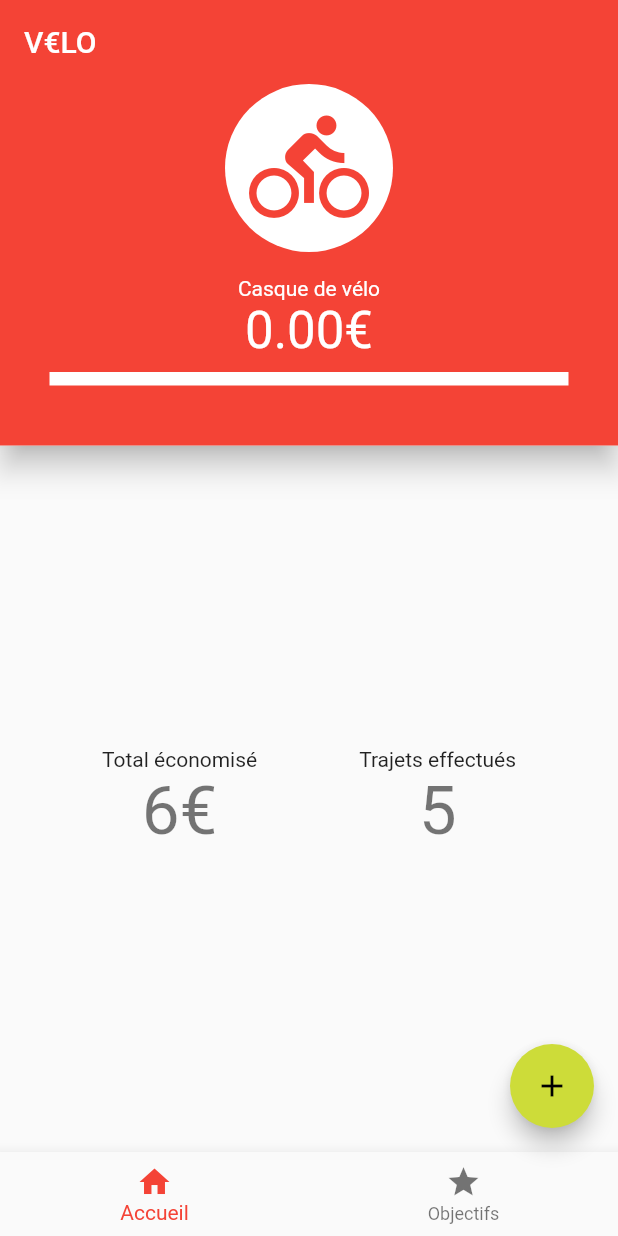
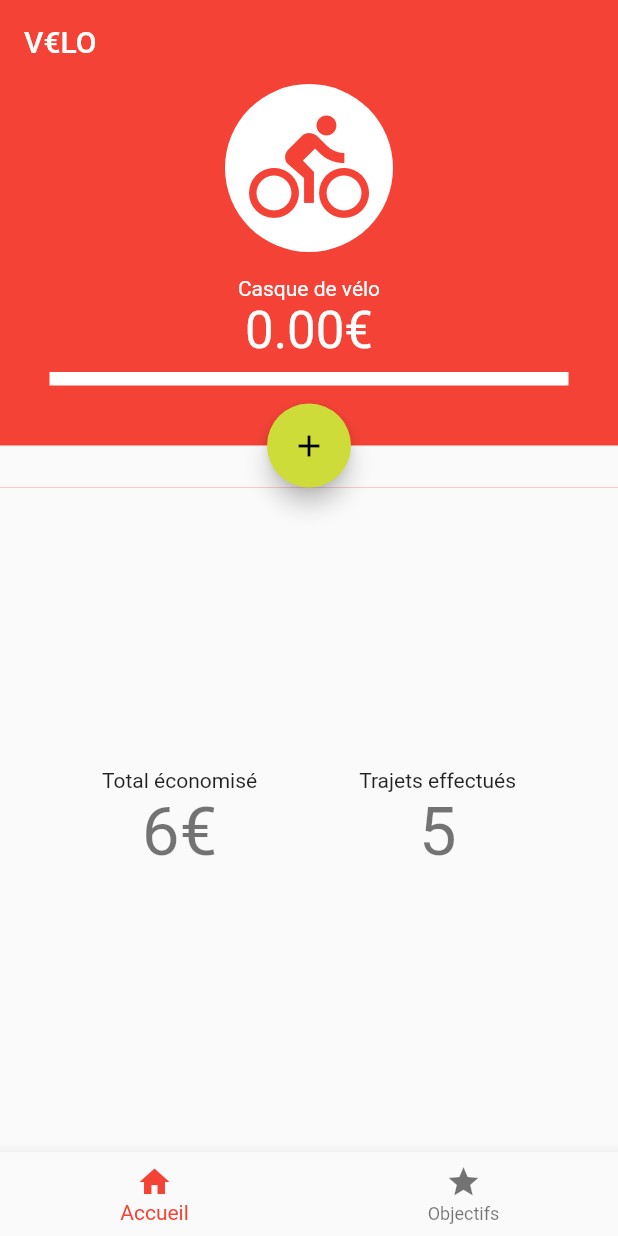
Before and after one commit to Neamar/v-lo, a Flutter app: the screen it shows after launch, on a phone screen of 412 x 824 dp. Run offline on Flutter 3.47's test engine with Material 2 defaults, Android fonts, the phone set to English and light mode, and no system bars; drawn by our look-alikes of percent_indicator.

Commit message:
Integrate FAB in main activity

```diff
--- a/lib/home.dart
+++ b/lib/home.dart
@@ -61,10 +61,12 @@ class _HomePageState extends State<HomePage> {
     return Center(
       child: Column(
         children: <Widget>[
-          Material(
-            elevation: 8.0,
-            child: Container(
-              color: Colors.red,
+          new Stack(
+            overflow: Overflow.visible,
+            alignment: new FractionalOffset(.5, 1.0),
+            children: [
+              Container(
+                color: Theme.of(context).primaryColor,
                 child: Column(
                   children: <Widget>[
                     Container(
@@ -99,8 +101,8 @@ class _HomePageState extends State<HomePage> {
                           .apply(color: Colors.white),
                     ),
                     Padding(
-                    padding:
-                        const EdgeInsets.symmetric(horizontal: 23, vertical: 8),
+                      padding: const EdgeInsets.symmetric(
+                          horizontal: 23, vertical: 8),
                       child: LinearPercentIndicator(
                         lineHeight: 9.0,
                         percent: _moneySaved / _currentObjective.price,
@@ -113,10 +115,25 @@ class _HomePageState extends State<HomePage> {
                     ),
                     Padding(
                       padding: const EdgeInsets.all(16.0),
-                  )
+                    ),
+                    Container(
+                      width: MediaQuery.of(context).size.width,
+                      decoration: BoxDecoration(
+                        color: Theme.of(context).canvasColor,
+                      ),
+                      child: Padding(
+                        padding: const EdgeInsets.all(14.0),
+                      ),
+                    ),
                   ],
                 ),
               ),
+              FloatingActionButton(
+                onPressed: () => _addMoney(190),
+                tooltip: 'Increment',
+                child: Icon(Icons.add),
+              ),
+            ],
           ),
           Expanded(
             child: Row(
@@ -127,7 +144,7 @@ class _HomePageState extends State<HomePage> {
                 GlobalStats("Trajets effectués", _numberOfTrips.toString()),
               ],
             ),
-          )
+          ),
         ],
       ),
     );
--- a/lib/main.dart
+++ b/lib/main.dart
@@ -23,7 +23,6 @@ class VeloApp extends StatelessWidget {
           accentColor: Colors.lime
       ),
       home: Scaffolder(),
-
     );
   }
 }
@@ -58,11 +57,11 @@ class _ScaffolderState extends State<Scaffolder> {
         elevation: 0.0,
       ),
       body: mainWidget,
-      floatingActionButton: FloatingActionButton(
+      /*floatingActionButton: FloatingActionButton(
         onPressed: () => {},
         tooltip: 'Increment',
         child: Icon(Icons.add),
-      ),
+      ),*/
       bottomNavigationBar: BottomNavigationBar(
         onTap: onTabTapped,
         currentIndex: _currentTab,
```
Lines whose indentation alone changed are shown as unchanged.
